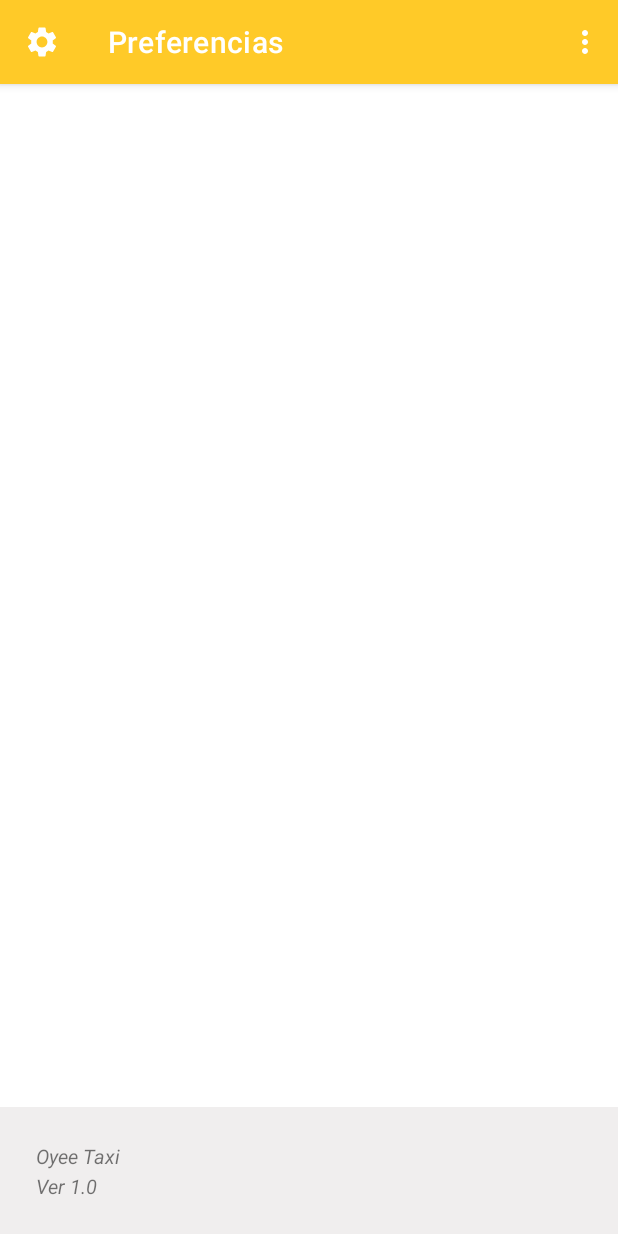
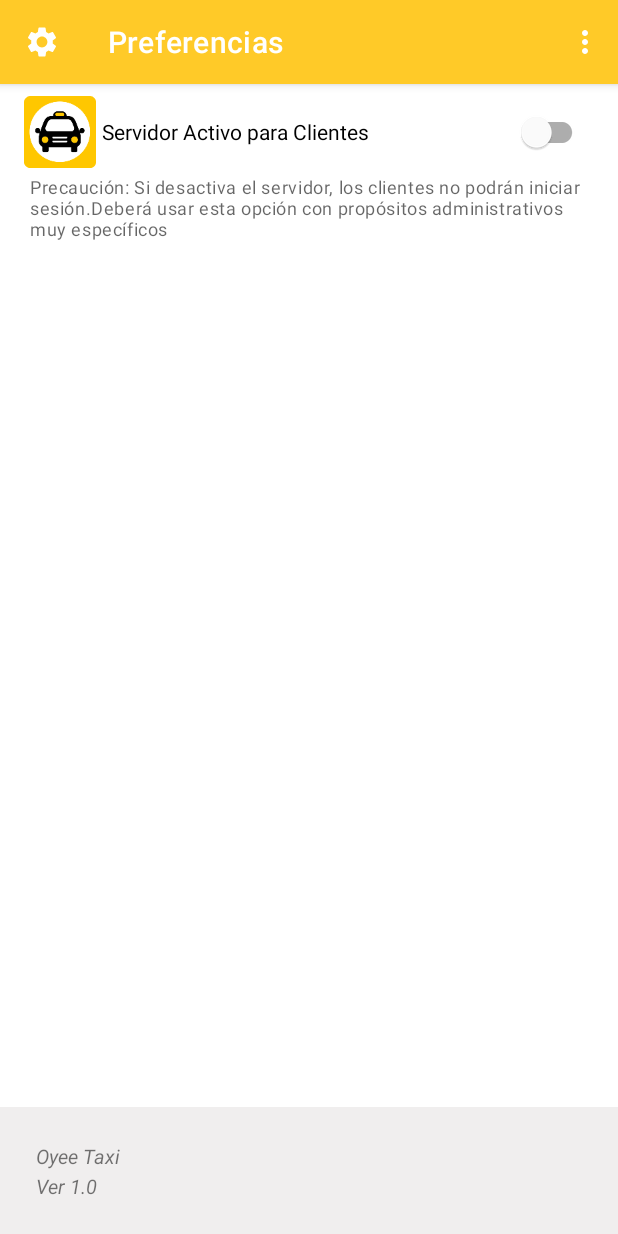
Before and after one commit to juanka-cybergod/Oyee_Taxi, an Android app: the AdministrationFragment screen opened through its navigation route, on a phone screen of 412 x 824 dp. Run offline under Robolectric (Android 15) with nearby library versions, the phone set to English and light mode, and no system bars; our stand-ins replace Dagger/Hilt's generated code; libraries missing offline, so code that uses them is left out: com.google.maps.android, com.oyeetaxi.cybergod, com.vmadalin.easypermissions.

```diff
--- a/app/src/main/java/com/cybergod/oyeetaxi/api/model/Configuracion.kt
+++ b/app/src/main/java/com/cybergod/oyeetaxi/api/model/Configuracion.kt
@@ -16,8 +16,6 @@ data class Configuracion(
     val servidorActivoClientes: Boolean? = true,
     @SerializedName("servidorActivoAdministradores")
     val servidorActivoAdministradores: Boolean? = true,
-    @SerializedName("versionMinimaAppCliente")
-    val versionMinimaAppCliente:Int? = 0,
     @SerializedName("twilioConfiguracion")
     val twilioConfiguracion: TwilioConfiguracion?= null,
     @SerializedName("smsProvider")
--- a/app/src/main/java/com/cybergod/oyeetaxi/ui/splash/viewmodel/SplashViewModel.kt
+++ b/app/src/main/java/com/cybergod/oyeetaxi/ui/splash/viewmodel/SplashViewModel.kt
@@ -31,18 +31,16 @@ class SplashViewModel @Inject constructor(
     val continueNow : MutableLiveData<Boolean> = MutableLiveData<Boolean>( null)
 
 
-    val serverActive : MutableLiveData<Boolean> = MutableLiveData<Boolean>( )
+//    fun getUpdateConfiguration(){
+//
+//        viewModelScope.launch(Dispatchers.IO) {
+//            updateConfiguration.postValue(
+//                configurationRepository.getUpdateConfiguration()
+//            )
+//        }
+//
+//    }
 
-
-    fun isServerActive(){
-
-        viewModelScope.launch(Dispatchers.IO) {
-            serverActive.postValue(
-                configurationRepository.isServerActive()
-            )
-        }
-
-    }
 
     fun getUpdateConfiguration(){
 
--- a/app/src/main/res/layout/fragment_administration.xml
+++ b/app/src/main/res/layout/fragment_administration.xml
@@ -9,12 +9,81 @@
     >
 
 
+    <ScrollView
+        android:layout_width="match_parent"
+        android:layout_height="0dp"
+        android:fillViewport="true"
+        android:scrollbars="none"
+
+        app:layout_constraintEnd_toEndOf="parent"
+        app:layout_constraintStart_toStartOf="parent"
+        app:layout_constraintTop_toTopOf="parent">
+
+        <LinearLayout
+            android:layout_width="match_parent"
+            android:layout_height="wrap_content"
+            android:orientation="vertical">
+
+            <androidx.constraintlayout.widget.ConstraintLayout
+                android:id="@+id/llNombre"
+                android:layout_width="match_parent"
+                android:layout_height="wrap_content"
+                android:layout_marginStart="16dp"
+                android:layout_marginTop="8dp"
+                android:layout_marginEnd="16dp"
+                android:orientation="horizontal"
+                android:padding="0dp"
+                app:layout_constraintEnd_toEndOf="parent"
+                app:layout_constraintStart_toStartOf="parent"
+                app:layout_constraintTop_toBottomOf="@+id/climageView">
+
+
+                <ImageView
+                    android:id="@+id/iv1"
+                    android:layout_width="48dp"
+                    android:layout_height="48dp"
+                    android:src="@mipmap/ic_launcher"
+                    app:layout_constraintStart_toStartOf="parent"
+                    app:layout_constraintTop_toTopOf="parent" />
+
+                <com.google.android.material.switchmaterial.SwitchMaterial
+                    android:id="@+id/switch1"
+                    android:layout_width="0dp"
+                    android:layout_height="48dp"
+                    android:text="Servidor Activo para Clientes"
+                    app:layout_constraintEnd_toEndOf="parent"
+                    app:layout_constraintStart_toEndOf="@+id/iv1"
+                    app:layout_constraintTop_toTopOf="parent"
+                    android:padding="4dp"
+                    />
+
+                <androidx.appcompat.widget.AppCompatTextView
+                    android:padding="4dp"
+                    android:layout_width="match_parent"
+                    android:layout_height="wrap_content"
+                    android:text="@string/disable_server_for_clients_description"
+                    android:textAppearance="@style/TextAppearance.Material3.BodySmall"
+                    app:layout_constraintEnd_toEndOf="parent"
+                    app:layout_constraintStart_toStartOf="parent"
+                    app:layout_constraintTop_toBottomOf="@+id/iv1"
+                    />
+
+
+            </androidx.constraintlayout.widget.ConstraintLayout>
+
+
+
+        </LinearLayout>
+
+    </ScrollView>
+
 
     <androidx.constraintlayout.widget.ConstraintLayout
-        android:padding="18dp"
+        android:id="@+id/constraintLayout2"
         android:layout_width="match_parent"
         android:layout_height="wrap_content"
         android:background="@color/casiBlanco"
+        android:padding="18dp"
         app:layout_constraintBottom_toBottomOf="parent"
         app:layout_constraintEnd_toEndOf="parent"
         app:layout_constraintStart_toStartOf="parent">
@@ -33,10 +102,10 @@
             >
 
             <TextView
-                android:layout_marginBottom="2dp"
                 android:id="@+id/tvAppName"
                 android:layout_width="wrap_content"
                 android:layout_height="wrap_content"
+                android:layout_marginBottom="2dp"
                 android:text="@string/app_name"
                 android:textSize="13sp"
                 android:textStyle="italic"
@@ -57,7 +126,6 @@
         </androidx.constraintlayout.widget.ConstraintLayout>
 
         <com.google.android.material.button.MaterialButton
-            android:visibility="invisible"
             android:id="@+id/btnComprobarActualizacions"
             style="@style/Widget.Material3.Button.IconButton"
             android:layout_width="wrap_content"
@@ -67,6 +135,7 @@
             android:text=" Comprobar Actualizaciones "
             android:textColor="@color/colorPrimary"
             android:textSize="12sp"
+            android:visibility="invisible"
             app:icon="@drawable/ic_download_now_24"
             app:iconGravity="textStart"
             app:iconTint="@color/black"
--- a/app/src/main/res/values/strings.xml
+++ b/app/src/main/res/values/strings.xml
@@ -73,7 +73,7 @@
     <string name="no_vehicles_type_available">No hay Tipos de Vehículos Disponibles en este Momento</string>
     <string name="no_provinces_availables">No hay Provincias Disponibles en este Momento</string>
     <string name="user_registered_secces">Usuario registrado satisfactoriamente</string>
-
+    <string name="disable_server_for_clients_description">Precaución: Si desactiva el servidor, los clientes no podrán iniciar sesión.Deberá usar esta opción con propósitos administrativos muy específicos</string>
 
 
     <!--    NORMAL,HYBRID,TERRAIN,SATELLITE,NONE,RETRO,SILVER,NIGHT-->
```
